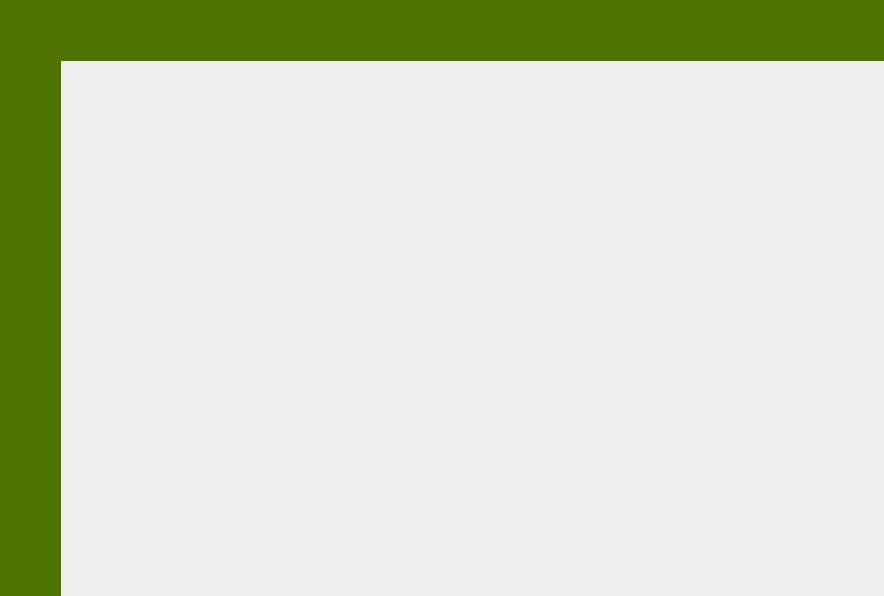
Old version of the form cajero.ui in the repository FernandoHS-0/Sabware.
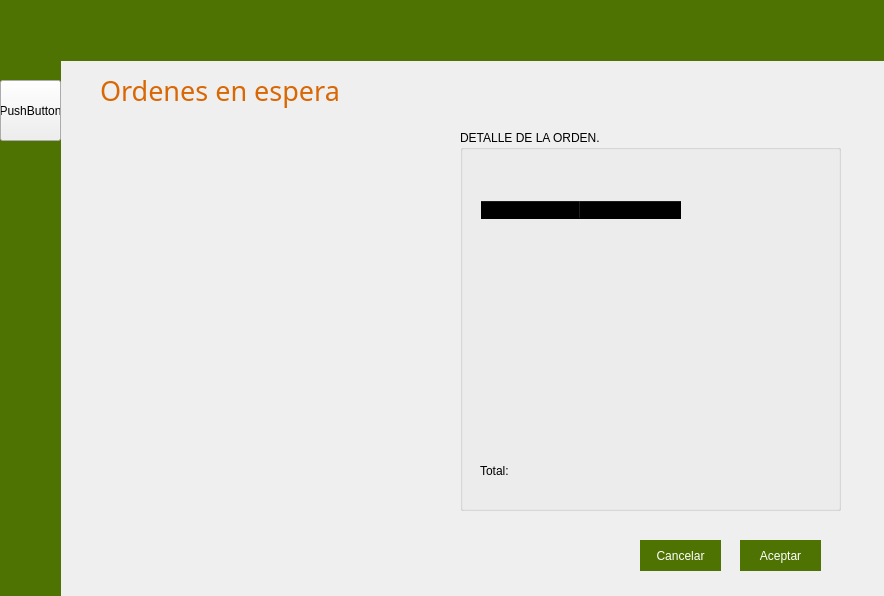
New version of the form. Icons and pictures are not drawn.

Patch:
```diff
--- a/cajero.ui
+++ b/cajero.ui
@@ -13,6 +13,9 @@
   <property name="windowTitle">
    <string>Form</string>
   </property>
+  <property name="styleSheet">
+   <string notr="true"/>
+  </property>
   <widget class="QWidget" name="menuL" native="true">
    <property name="geometry">
     <rect>
@@ -47,6 +50,19 @@
      <string/>
     </property>
    </widget>
+   <widget class="QPushButton" name="pushButton">
+    <property name="geometry">
+     <rect>
+      <x>0</x>
+      <y>80</y>
+      <width>61</width>
+      <height>61</height>
+     </rect>
+    </property>
+    <property name="text">
+     <string>PushButton</string>
+    </property>
+   </widget>
   </widget>
   <widget class="QWidget" name="menuH" native="true">
    <property name="geometry">
@@ -81,6 +97,190 @@
     </property>
    </widget>
   </widget>
+  <widget class="QLabel" name="label">
+   <property name="geometry">
+    <rect>
+     <x>100</x>
+     <y>70</y>
+     <width>241</width>
+     <height>41</height>
+    </rect>
+   </property>
+   <property name="font">
+    <font>
+     <family>HelvLight</family>
+     <pointsize>20</pointsize>
+     <weight>50</weight>
+     <italic>false</italic>
+     <bold>false</bold>
+    </font>
+   </property>
+   <property name="styleSheet">
+    <string notr="true">font: 20pt &quot;HelvLight&quot;;
+color: #D96704;</string>
+   </property>
+   <property name="text">
+    <string>Ordenes en espera.</string>
+   </property>
+  </widget>
+  <widget class="QWidget" name="gridLayoutWidget">
+   <property name="geometry">
+    <rect>
+     <x>100</x>
+     <y>130</y>
+     <width>311</width>
+     <height>441</height>
+    </rect>
+   </property>
+   <layout class="QGridLayout" name="gridLayout_2"/>
+  </widget>
+  <widget class="QWidget" name="gridLayoutWidget_2">
+   <property name="geometry">
+    <rect>
+     <x>460</x>
+     <y>130</y>
+     <width>381</width>
+     <height>381</height>
+    </rect>
+   </property>
+   <layout class="QGridLayout" name="gridLayout_3">
+    <item row="0" column="0">
+     <widget class="QGroupBox" name="groupBox">
+      <property name="title">
+       <string>DETALLE DE LA ORDEN.</string>
+      </property>
+      <widget class="QLabel" name="label_3">
+       <property name="geometry">
+        <rect>
+         <x>20</x>
+         <y>30</y>
+         <width>131</width>
+         <height>31</height>
+        </rect>
+       </property>
+       <property name="styleSheet">
+        <string notr="true">font: 12pt 'HelvLight';</string>
+       </property>
+       <property name="text">
+        <string/>
+       </property>
+      </widget>
+      <widget class="QTableWidget" name="tableWidget">
+       <property name="geometry">
+        <rect>
+         <x>20</x>
+         <y>70</y>
+         <width>341</width>
+         <height>241</height>
+        </rect>
+       </property>
+       <property name="styleSheet">
+        <string notr="true">background-color: transparent;
+</string>
+       </property>
+       <column>
+        <property name="text">
+         <string notr="true">Platillo</string>
+        </property>
+        <property name="textAlignment">
+         <set>AlignCenter</set>
+        </property>
+       </column>
+       <column>
+        <property name="text">
+         <string>Porcion</string>
+        </property>
+        <property name="textAlignment">
+         <set>AlignCenter</set>
+        </property>
+       </column>
+      </widget>
+      <widget class="QLabel" name="label_4">
+       <property name="geometry">
+        <rect>
+         <x>20</x>
+         <y>330</y>
+         <width>61</width>
+         <height>21</height>
+        </rect>
+       </property>
+       <property name="styleSheet">
+        <string notr="true">font: 12pt 'HelvLight';</string>
+       </property>
+       <property name="text">
+        <string>Total:</string>
+       </property>
+      </widget>
+      <widget class="QLabel" name="label_5">
+       <property name="geometry">
+        <rect>
+         <x>80</x>
+         <y>330</y>
+         <width>71</width>
+         <height>21</height>
+        </rect>
+       </property>
+       <property name="styleSheet">
+        <string notr="true">font: 12pt 'HelvLight';</string>
+       </property>
+       <property name="text">
+        <string/>
+       </property>
+      </widget>
+     </widget>
+    </item>
+   </layout>
+  </widget>
+  <widget class="QPushButton" name="pushButton_2">
+   <property name="geometry">
+    <rect>
+     <x>640</x>
+     <y>540</y>
+     <width>81</width>
+     <height>31</height>
+    </rect>
+   </property>
+   <property name="styleSheet">
+    <string notr="true">QPushButton{
+	border: none;
+	background-color: #4F7302;
+	font: 12pt &quot;HelvLight&quot;;
+	color: white;
+}
+
+QPushButton:Hover{
+	background-color: #D96704;
+}</string>
+   </property>
+   <property name="text">
+    <string>Cancelar</string>
+   </property>
+  </widget>
+  <widget class="QPushButton" name="pushButton_3">
+   <property name="geometry">
+    <rect>
+     <x>740</x>
+     <y>540</y>
+     <width>81</width>
+     <height>31</height>
+    </rect>
+   </property>
+   <property name="styleSheet">
+    <string notr="true">QPushButton{
+	border: none;
+	background-color: #4F7302;
+	font: 12pt &quot;HelvLight&quot;;
+	color: white;
+}
+
+QPushButton:Hover{
+	background-color: #D96704;
+}</string>
+   </property>
+   <property name="text">
+    <string>Aceptar</string>
+   </property>
+  </widget>
  </widget>
  <resources/>
  <connections/>
```
